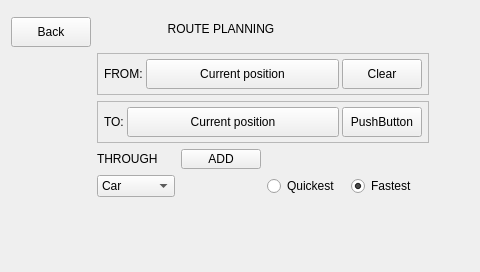
Above: Pilocik/routewindow.ui from dotevo/Pilocik before the change. Below: the same form after it.
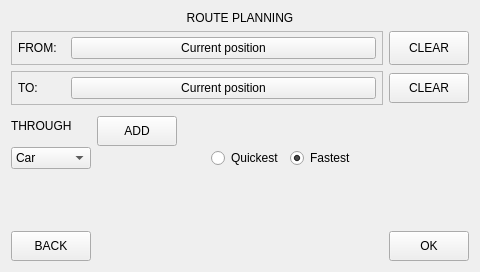
That is the form after the change.

Commit message: GUI changes (hiding windows, changes in layout of some windows, some minor changes) + moving/standing widgets button now works

What changed in the file:
```diff
--- a/Pilocik/routewindow.ui
+++ b/Pilocik/routewindow.ui
@@ -14,7 +14,7 @@
    <string>Form</string>
   </property>
   <layout class="QGridLayout" name="gridLayout_2">
-   <item row="0" column="1" rowspan="2" colspan="3">
+   <item row="0" column="1" colspan="5">
     <widget class="QLabel" name="label">
      <property name="text">
       <string>ROUTE PLANNING</string>
@@ -24,8 +24,14 @@
      </property>
     </widget>
    </item>
-   <item row="2" column="1" colspan="4">
+   <item row="2" column="0" colspan="6">
     <widget class="QFrame" name="frame">
+     <property name="minimumSize">
+      <size>
+       <width>0</width>
+       <height>30</height>
+      </size>
+     </property>
      <property name="frameShape">
       <enum>QFrame::StyledPanel</enum>
      </property>
@@ -50,6 +56,12 @@
       </property>
       <item>
        <widget class="QLabel" name="label_2">
+        <property name="minimumSize">
+         <size>
+          <width>50</width>
+          <height>0</height>
+         </size>
+        </property>
         <property name="text">
          <string>FROM:</string>
         </property>
@@ -66,7 +78,7 @@
         <property name="minimumSize">
          <size>
           <width>0</width>
-          <height>30</height>
+          <height>16</height>
          </size>
         </property>
         <property name="text">
@@ -74,56 +86,9 @@
         </property>
        </widget>
       </item>
-      <item>
-       <widget class="QPushButton" name="fromClrButton">
-        <property name="sizePolicy">
-         <sizepolicy hsizetype="Minimum" vsizetype="Minimum">
-          <horstretch>0</horstretch>
-          <verstretch>0</verstretch>
-         </sizepolicy>
-        </property>
-        <property name="minimumSize">
-         <size>
-          <width>0</width>
-          <height>30</height>
-         </size>
-        </property>
-        <property name="text">
-         <string>Clear</string>
-        </property>
-       </widget>
-      </item>
      </layout>
     </widget>
    </item>
-   <item row="4" column="1">
-    <widget class="QLabel" name="label_4">
-     <property name="text">
-      <string>THROUGH</string>
-     </property>
-    </widget>
-   </item>
-   <item row="6" column="1">
-    <widget class="QComboBox" name="comboBox">
-     <item>
-      <property name="text">
-       <string>Car</string>
-      </property>
-     </item>
-     <item>
-      <property name="text">
-       <string>Bike</string>
-      </property>
-     </item>
-    </widget>
-   </item>
-   <item row="6" column="3">
-    <widget class="QRadioButton" name="radioButton">
-     <property name="text">
-      <string>Quickest</string>
-     </property>
-    </widget>
-   </item>
    <item row="6" column="4">
     <widget class="QRadioButton" name="radioButton_2">
      <property name="text">
@@ -134,7 +99,7 @@
      </property>
     </widget>
    </item>
-   <item row="6" column="5">
+   <item row="6" column="5" colspan="2">
     <spacer name="horizontalSpacer_2">
      <property name="orientation">
       <enum>Qt::Horizontal</enum>
@@ -150,31 +115,6 @@
      </property>
     </spacer>
    </item>
-   <item row="4" column="2">
-    <widget class="QPushButton" name="addButton">
-     <property name="sizePolicy">
-      <sizepolicy hsizetype="Minimum" vsizetype="Expanding">
-       <horstretch>0</horstretch>
-       <verstretch>0</verstretch>
-      </sizepolicy>
-     </property>
-     <property name="maximumSize">
-      <size>
-       <width>16777215</width>
-       <height>20</height>
-      </size>
-     </property>
-     <property name="sizeIncrement">
-      <size>
-       <width>0</width>
-       <height>0</height>
-      </size>
-     </property>
-     <property name="text">
-      <string>ADD</string>
-     </property>
-    </widget>
-   </item>
    <item row="7" column="0">
     <spacer name="verticalSpacer">
      <property name="orientation">
@@ -188,26 +128,7 @@
      </property>
     </spacer>
    </item>
-   <item row="1" column="0">
-    <widget class="QPushButton" name="routeBackButton">
-     <property name="sizePolicy">
-      <sizepolicy hsizetype="Fixed" vsizetype="Expanding">
-       <horstretch>0</horstretch>
-       <verstretch>0</verstretch>
-      </sizepolicy>
-     </property>
-     <property name="maximumSize">
-      <size>
-       <width>16777215</width>
-       <height>30</height>
-      </size>
-     </property>
-     <property name="text">
-      <string>Back</string>
-     </property>
-    </widget>
-   </item>
-   <item row="3" column="1" colspan="4">
+   <item row="3" column="0" colspan="6">
     <widget class="QFrame" name="frame_2">
      <property name="sizePolicy">
       <sizepolicy hsizetype="Preferred" vsizetype="Preferred">
@@ -218,7 +139,7 @@
      <property name="minimumSize">
       <size>
        <width>0</width>
-       <height>0</height>
+       <height>30</height>
       </size>
      </property>
      <property name="maximumSize">
@@ -251,6 +172,12 @@
       </property>
       <item>
        <widget class="QLabel" name="label_3">
+        <property name="minimumSize">
+         <size>
+          <width>50</width>
+          <height>0</height>
+         </size>
+        </property>
         <property name="text">
          <string>TO:</string>
         </property>
@@ -267,7 +194,7 @@
         <property name="minimumSize">
          <size>
           <width>0</width>
-          <height>30</height>
+          <height>16</height>
          </size>
         </property>
         <property name="text">
@@ -275,22 +202,132 @@
         </property>
        </widget>
       </item>
-      <item>
-       <widget class="QPushButton" name="toClrButton">
-        <property name="minimumSize">
-         <size>
-          <width>0</width>
-          <height>30</height>
-         </size>
-        </property>
-        <property name="text">
-         <string>PushButton</string>
-        </property>
-       </widget>
-      </item>
      </layout>
     </widget>
    </item>
+   <item row="3" column="6">
+    <widget class="QPushButton" name="toClrButton">
+     <property name="minimumSize">
+      <size>
+       <width>0</width>
+       <height>30</height>
+      </size>
+     </property>
+     <property name="text">
+      <string>CLEAR</string>
+     </property>
+    </widget>
+   </item>
+   <item row="2" column="6">
+    <widget class="QPushButton" name="fromClrButton">
+     <property name="sizePolicy">
+      <sizepolicy hsizetype="Minimum" vsizetype="Minimum">
+       <horstretch>0</horstretch>
+       <verstretch>0</verstretch>
+      </sizepolicy>
+     </property>
+     <property name="minimumSize">
+      <size>
+       <width>0</width>
+       <height>30</height>
+      </size>
+     </property>
+     <property name="text">
+      <string>CLEAR</string>
+     </property>
+    </widget>
+   </item>
+   <item row="4" column="0">
+    <widget class="QLabel" name="label_4">
+     <property name="text">
+      <string>THROUGH</string>
+     </property>
+    </widget>
+   </item>
+   <item row="4" column="1">
+    <widget class="QPushButton" name="addButton">
+     <property name="sizePolicy">
+      <sizepolicy hsizetype="Minimum" vsizetype="Expanding">
+       <horstretch>0</horstretch>
+       <verstretch>0</verstretch>
+      </sizepolicy>
+     </property>
+     <property name="minimumSize">
+      <size>
+       <width>0</width>
+       <height>30</height>
+      </size>
+     </property>
+     <property name="maximumSize">
+      <size>
+       <width>16777215</width>
+       <height>20</height>
+      </size>
+     </property>
+     <property name="sizeIncrement">
+      <size>
+       <width>0</width>
+       <height>0</height>
+      </size>
+     </property>
+     <property name="text">
+      <string>ADD</string>
+     </property>
+    </widget>
+   </item>
+   <item row="6" column="0">
+    <widget class="QComboBox" name="comboBox">
+     <item>
+      <property name="text">
+       <string>Car</string>
+      </property>
+     </item>
+     <item>
+      <property name="text">
+       <string>Bike</string>
+      </property>
+     </item>
+    </widget>
+   </item>
+   <item row="8" column="0">
+    <widget class="QPushButton" name="routeBackButton">
+     <property name="sizePolicy">
+      <sizepolicy hsizetype="Fixed" vsizetype="Expanding">
+       <horstretch>0</horstretch>
+       <verstretch>0</verstretch>
+      </sizepolicy>
+     </property>
+     <property name="maximumSize">
+      <size>
+       <width>16777215</width>
+       <height>30</height>
+      </size>
+     </property>
+     <property name="text">
+      <string>BACK</string>
+     </property>
+    </widget>
+   </item>
+   <item row="8" column="6">
+    <widget class="QPushButton" name="pushButton">
+     <property name="minimumSize">
+      <size>
+       <width>0</width>
+       <height>30</height>
+      </size>
+     </property>
+     <property name="text">
+      <string>OK</string>
+     </property>
+    </widget>
+   </item>
+   <item row="6" column="3">
+    <widget class="QRadioButton" name="radioButton">
+     <property name="text">
+      <string>Quickest</string>
+     </property>
+    </widget>
+   </item>
   </layout>
  </widget>
  <resources/>
```
The commit also changes 36 other files.
